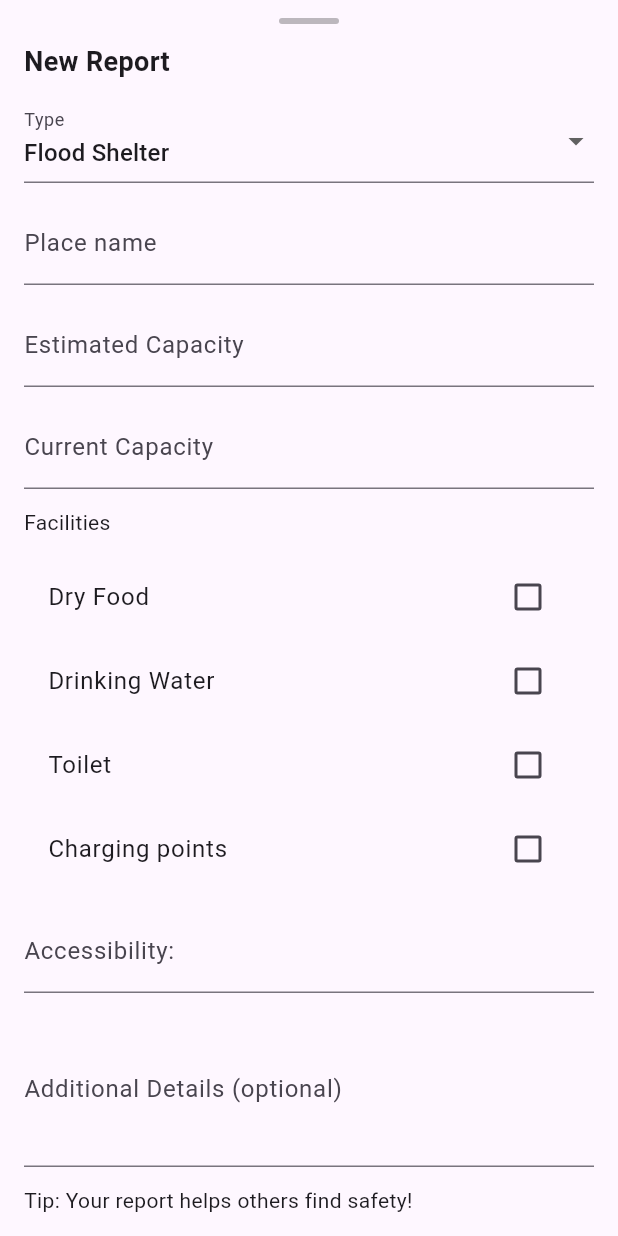
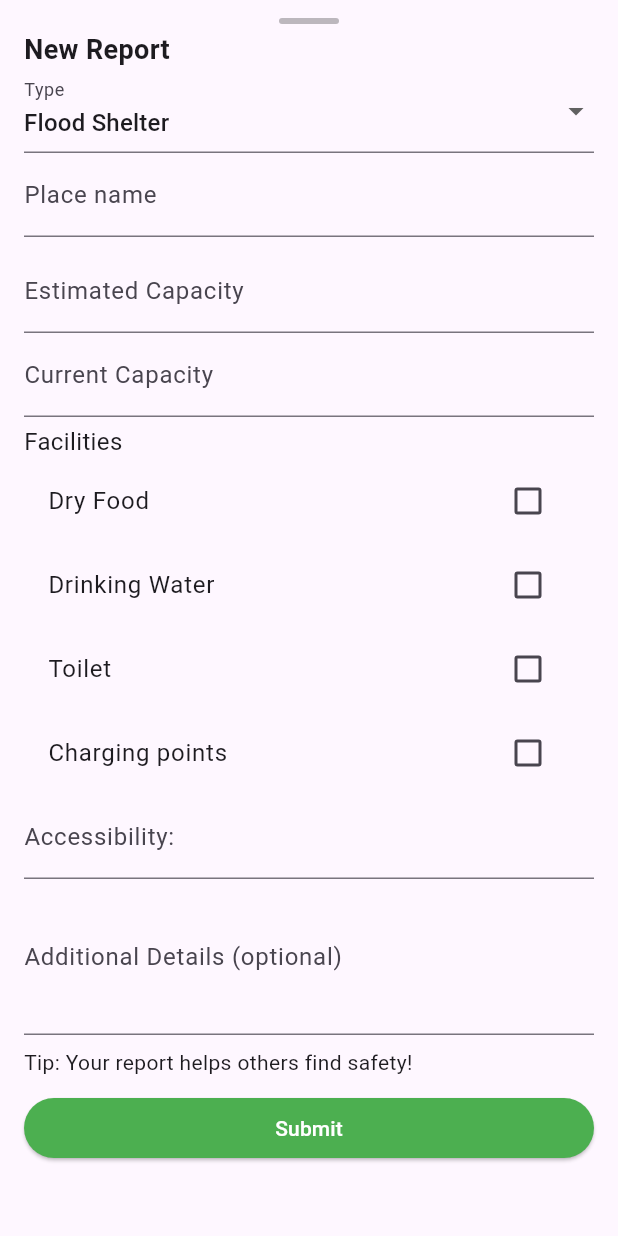
Before and after one commit to LinnLinn4/FloodNavi, a Flutter app: the ReportForm widget shown alone on an empty page, opened directly, on a phone screen of 412 x 824 dp. Run offline on Flutter 3.47's test engine with Material 3 defaults, Android fonts, the phone set to English and light mode, and no system bars; our stand-ins replace google_maps_flutter, shared_preferences; accounts and stored records are empty.

Commit message:
added sos report form

```diff
--- a/floodnavi/lib/utils/report/report.dart
+++ b/floodnavi/lib/utils/report/report.dart
@@ -36,6 +36,8 @@ class Report {
   final String placeName;
   final String details;
   final DateTime createdAt;
+
+  //Shelter/ High Ground
   final int estCapacity;
   final int currCapacity;
   final bool hasWater;
@@ -43,6 +45,13 @@ class Report {
   final bool hasToilet;
   final bool hasCharging;
   final String access;
+
+  //SOS
+  final String? phone;
+  final int? peopleCount;
+  final String? severity;
+  final bool? medical;
+  final bool? trapped;
 
   Report({
     required this.id,
@@ -59,9 +68,15 @@ class Report {
     this.hasToilet = false,
     this.hasCharging = false,
     this.access = '',
+
+    //SOS
+    this.phone,
+    this.peopleCount,
+    this.severity,
+    this.medical,
+    this.trapped,
   });
 
-  // Firestore-ready map
   Map<String, dynamic> toMap() => {
     'id': id,
     'type': type.index,
@@ -77,6 +92,12 @@ class Report {
     'access': access,
     'details': details,
     'createdAt': createdAt.toIso8601String(),
+
+    'phone': phone,
+    'peopleCount': peopleCount,
+    'severity': severity,
+    'medical': medical,
+    'trapped': trapped,
   };
 
   factory Report.fromMap(Map<String, dynamic> m) => Report(
@@ -95,5 +116,12 @@ class Report {
     details: (m['details'] as String?) ?? '',
     createdAt:
         DateTime.tryParse(m['createdAt'] as String? ?? '') ?? DateTime.now(),
+
+    //SOS
+    phone: m['phone'],
+    peopleCount: m['peopleCount'],
+    severity: m['severity'],
+    medical: m['medical'],
+    trapped: m['trapped'],
   );
 }
--- a/floodnavi/lib/utils/report/report_details.dart
+++ b/floodnavi/lib/utils/report/report_details.dart
@@ -33,6 +33,7 @@ void openReportDetails(
                 ),
               ),
               const SizedBox(height: 8),
+
               Row(
                 children: [
                   Icon(_iconForType(r.type), color: Colors.green),
--- a/floodnavi/lib/utils/report/reportform.dart
+++ b/floodnavi/lib/utils/report/reportform.dart
@@ -1,3 +1,4 @@
+import 'package:floodnavi/utils/report/sos_fields.dart';
 import 'report.dart';
 import 'package:flutter/material.dart';
 
@@ -13,18 +14,32 @@ class ReportFormResult {
   final String access;
   final String details;
 
-  ReportFormResult(
-    this.type,
-    this.placeName,
-    this.estCapacity,
-    this.currCapacity,
-    this.food,
-    this.water,
-    this.toilet,
-    this.charging,
-    this.access,
-    this.details,
-  );
+  //SOS
+  final String? phone;
+  final int? peopleCount;
+  final String? severity; // 'Low' | 'Medium' | 'High'
+  final bool? medical;
+  final bool? trapped;
+
+  ReportFormResult({
+    required this.type,
+    required this.placeName,
+    this.estCapacity = 0,
+    this.currCapacity = 0,
+    this.water = false,
+    this.food = false,
+    this.toilet = false,
+    this.charging = false,
+    this.access = '',
+    this.details = '',
+
+    //SOS
+    this.phone,
+    this.peopleCount,
+    this.severity,
+    this.medical,
+    this.trapped,
+  });
 }
 
 class ReportForm extends StatefulWidget {
@@ -47,12 +62,24 @@ class _ReportFormState extends State<ReportForm> {
   bool _toilet = false;
   bool _charging = false;
 
+  final _sosPhoneCtrl = TextEditingController();
+  final _sosPeopleCtrl = TextEditingController();
+
+  String _sosSeverity = 'Medium';
+  bool _sosMedical = false;
+  bool _sosTrapped = false;
+
+  // // Aid fields
+  // final _aidOrgCtrl = TextEditingController();
+  // final _aidNotesCtrl = TextEditingController();
+  // final Set<String> _aidNeeds = {};
+
   late ReportType _type;
 
   @override
   void initState() {
     super.initState();
-    _type = widget.initialType; // ✅ safe place
+    _type = widget.initialType;
   }
 
   @override
@@ -62,13 +89,15 @@ class _ReportFormState extends State<ReportForm> {
     _estCapacityCtrl.dispose();
     _currCapacityCtrl.dispose();
     _accessCtrl.dispose();
+    _sosPhoneCtrl.dispose();
+    _sosPeopleCtrl.dispose();
     super.dispose();
   }
 
   @override
   Widget build(BuildContext context) {
     final bottom = MediaQuery.of(context).viewInsets.bottom; // keyboard
-    return Padding(
+    return SingleChildScrollView(
       padding: EdgeInsets.only(bottom: bottom),
       child: SafeArea(
         top: false,
@@ -76,9 +105,10 @@ class _ReportFormState extends State<ReportForm> {
           padding: const EdgeInsets.fromLTRB(16, 12, 16, 16),
           child: Form(
             key: _formKey,
-            child: Wrap(
-              runSpacing: 12,
+            child: Column(
+              crossAxisAlignment: CrossAxisAlignment.stretch,
               children: [
+                // --- Grab handle ---
                 Center(
                   child: Container(
                     width: 40,
@@ -90,61 +120,116 @@ class _ReportFormState extends State<ReportForm> {
                   ),
                 ),
                 const SizedBox(height: 4),
+
                 const Text(
                   'New Report',
                   style: TextStyle(fontSize: 18, fontWeight: FontWeight.bold),
                 ),
+
+                // ---- Type picker ----
                 DropdownButtonFormField<ReportType>(
                   initialValue: _type,
                   decoration: const InputDecoration(labelText: 'Type'),
-                  items: ReportType.values.map((t) {
-                    return DropdownMenuItem(value: t, child: Text(t.label));
-                  }).toList(),
+                  items: ReportType.values
+                      .map(
+                        (t) => DropdownMenuItem(value: t, child: Text(t.label)),
+                      )
+                      .toList(),
                   onChanged: (v) => setState(() => _type = v ?? _type),
                 ),
+
+                // ---- Common field ----
                 TextFormField(
                   controller: _placeCtrl,
                   decoration: const InputDecoration(labelText: 'Place name'),
                   validator: (v) =>
                       (v == null || v.trim().isEmpty) ? 'Required' : null,
                 ),
+
+                // ---- Type-specific fields (switch) ----
+                const SizedBox(height: 8),
+                _buildTypeSection(),
+
+                const SizedBox(height: 8),
+                const Text('Tip: Your report helps others find safety!'),
+
+                const SizedBox(height: 10),
+                Row(
+                  children: [
+                    Expanded(
+                      child: ElevatedButton(
+                        onPressed: _onSubmit,
+                        style: ElevatedButton.styleFrom(
+                          backgroundColor: Colors.green,
+                          foregroundColor: Colors.white,
+                        ),
+                        child: const Text('Submit'),
+                      ),
+                    ),
+                  ],
+                ),
+              ],
+            ),
+          ),
+        ),
+      ),
+    );
+  }
+
+  /// Chooses which block of inputs to render based on `_type`.
+  Widget _buildTypeSection() {
+    switch (_type) {
+      case ReportType.shelter:
+      case ReportType.highGround:
+        return _buildShelterFields();
+
+      case ReportType.aid:
+        return _buildAidFields();
+
+      case ReportType.sos:
+        return SosFields(
+          phoneController: _sosPhoneCtrl,
+          peopleController: _sosPeopleCtrl,
+          detailsController: _detailsCtrl,
+          severity: _sosSeverity,
+          medical: _sosMedical,
+          trapped: _sosTrapped,
+          onSeverityChanged: (v) => setState(() => _sosSeverity = v),
+          onMedicalChanged: (v) => setState(() => _sosMedical = v),
+          onTrappedChanged: (v) => setState(() => _sosTrapped = v),
+        );
+    }
+  }
+
+  /// Fields for Shelter / HighGround (your original ones)
+  Widget _buildShelterFields() {
+    return Column(
+      crossAxisAlignment: CrossAxisAlignment.stretch,
+      children: [
         TextFormField(
           controller: _estCapacityCtrl,
-                  decoration: const InputDecoration(
-                    labelText: 'Estimated Capacity',
-                  ),
-                  maxLines: 1,
+          decoration: const InputDecoration(labelText: 'Estimated Capacity'),
           keyboardType: TextInputType.number,
           validator: (value) {
-                    if (value == null || value.isEmpty) {
-                      return 'Capacity is required';
-                    }
+            if (value == null || value.isEmpty) return 'Capacity is required';
             final n = int.tryParse(value);
-                    if (n == null || n <= 0) {
-                      return 'Enter a valid positive number';
-                    }
+            if (n == null || n <= 0) return 'Enter a valid positive number';
             return null;
           },
         ),
         TextFormField(
           controller: _currCapacityCtrl,
-                  decoration: const InputDecoration(
-                    labelText: 'Current Capacity',
-                  ),
-                  maxLines: 1,
+          decoration: const InputDecoration(labelText: 'Current Capacity'),
           keyboardType: TextInputType.number,
           validator: (value) {
-                    if (value == null || value.isEmpty) {
-                      return 'Capacity is required';
-                    }
+            if (value == null || value.isEmpty) return 'Capacity is required';
             final n = int.tryParse(value);
-                    if (n == null || n <= 0) {
-                      return 'Enter a valid positive number';
-                    }
+            if (n == null || n <= 0) return 'Enter a valid positive number';
             return null;
           },
         ),
-                Text('Facilities', style: TextStyle(fontSize: 14)),
+        const SizedBox(height: 5),
+        const Text('Facilities', style: TextStyle(fontSize: 16)),
         Column(
           children: [
             CheckboxListTile(
@@ -171,9 +256,7 @@ class _ReportFormState extends State<ReportForm> {
         ),
         TextFormField(
           controller: _accessCtrl,
-                  decoration: const InputDecoration(
-                    labelText: 'Accessibility:',
-                  ),
+          decoration: const InputDecoration(labelText: 'Accessibility:'),
           maxLines: 1,
         ),
         TextFormField(
@@ -183,45 +266,108 @@ class _ReportFormState extends State<ReportForm> {
           ),
           maxLines: 3,
         ),
-                Text('Tip: Your report helps others find safety!'),
-                const SizedBox(height: 8),
-                Row(
+      ],
+    );
+  }
+
+  /// Minimal example for Aid (customize as needed)
+  Widget _buildAidFields() {
+    return Column(
+      crossAxisAlignment: CrossAxisAlignment.stretch,
       children: [
-                    Expanded(
-                      child: ElevatedButton(
-                        onPressed: () {
+        // reuse details/access if you like
+        TextFormField(
+          controller: _detailsCtrl,
+          decoration: const InputDecoration(labelText: 'Aid details / notes'),
+          maxLines: 3,
+        ),
+        TextFormField(
+          controller: _accessCtrl,
+          decoration: const InputDecoration(
+            labelText: 'Contact / Org (optional)',
+          ),
+        ),
+      ],
+    );
+  }
+
+  // /// Minimal example for SOS (phone, people, severity, flags, details)
+  // Widget _buildSosFields() {
+  //   return Column(
+  //     crossAxisAlignment: CrossAxisAlignment.stretch,
+  //     children: [
+  //       TextFormField(
+  //         decoration: const InputDecoration(labelText: 'Contact Phone'),
+  //         controller: _sosPhoneCtrl,
+  //         keyboardType: TextInputType.phone,
+  //         validator: (v) =>
+  //             (v == null || v.trim().isEmpty) ? 'Phone is required' : null,
+  //       ),
+  //       TextFormField(
+  //         decoration: const InputDecoration(labelText: 'People Count'),
+  //         controller: _sosPeopleCtrl,
+  //         keyboardType: TextInputType.number,
+  //         validator: (v) {
+  //           final n = int.tryParse(v ?? '');
+  //           if (n == null || n <= 0) return 'Enter a valid number';
+  //           return null;
+  //         },
+  //       ),
+  //       DropdownButtonFormField<String>(
+  //         value: _sosSeverity,
+  //         decoration: const InputDecoration(labelText: 'Severity'),
+  //         items: const ['Low', 'Medium', 'High']
+  //             .map((s) => DropdownMenuItem(value: s, child: Text(s)))
+  //             .toList(),
+  //         onChanged: (v) => setState(() => _sosSeverity = (v ?? 'Medium')),
+  //       ),
+  //       CheckboxListTile(
+  //         title: const Text('Medical Emergency'),
+  //         value: _sosMedical,
+  //         onChanged: (v) => setState(() => _sosMedical = v ?? false),
+  //       ),
+  //       CheckboxListTile(
+  //         title: const Text('People Trapped / Need Rescue'),
+  //         value: _sosTrapped,
+  //         onChanged: (v) => setState(() => _sosTrapped = v ?? false),
+  //       ),
+  //       TextFormField(
+  //         controller: _detailsCtrl,
+  //         decoration: const InputDecoration(labelText: 'Details (optional)'),
+  //         maxLines: 3,
+  //       ),
+  //     ],
+  //   );
+  // }
+
+  void _onSubmit() {
     if (!_formKey.currentState!.validate()) return;
-                          final est = int.parse(_estCapacityCtrl.text.trim());
-                          final curr = int.parse(_currCapacityCtrl.text.trim());
+
+    // Defaults
+    int est = 0, curr = 0;
+    bool water = _water, food = _food, toilet = _toilet, charging = _charging;
+    String access = _accessCtrl.text.trim();
+    String details = _detailsCtrl.text.trim();
+
+    // Only validate capacities for shelter/highGround
+    if (_type == ReportType.shelter || _type == ReportType.highGround) {
+      est = int.parse(_estCapacityCtrl.text.trim());
+      curr = int.parse(_currCapacityCtrl.text.trim());
+    }
+
     Navigator.pop(
       context,
       ReportFormResult(
-                              _type,
-                              _placeCtrl.text.trim(),
-                              est,
-                              curr,
-                              _food,
-                              _water,
-                              _toilet,
-                              _charging,
-                              _accessCtrl.text.trim(),
-                              _detailsCtrl.text.trim(),
-                            ),
-                          );
-                        },
-                        style: ElevatedButton.styleFrom(
-                          backgroundColor: Colors.green,
-                          foregroundColor: Colors.white,
-                        ),
-                        child: const Text('Submit'),
-                      ),
-                    ),
-                  ],
-                ),
-              ],
-            ),
-          ),
-        ),
+        type: _type,
+        placeName: _placeCtrl.text.trim(),
+        estCapacity: est,
+        currCapacity: curr,
+        food: food, // keep your existing ordering
+        water: water,
+        toilet: toilet,
+        charging: charging,
+        access: access,
+        details: details,
       ),
     );
   }
```
Also changed, not shown: floodnavi/lib/pages/map_page.dart (+9 -8 lines), floodnavi/lib/utils/report/sos_fields.dart (added, +77 -0 lines). Lines whose indentation alone changed are shown as unchanged.
